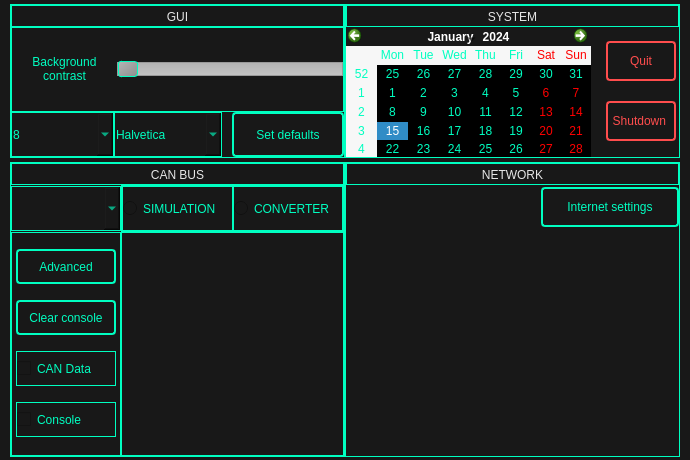
This is ui/settings.ui in rozkalibrowany/vocc as Qt 5 draws it before an edit. The edited form follows.
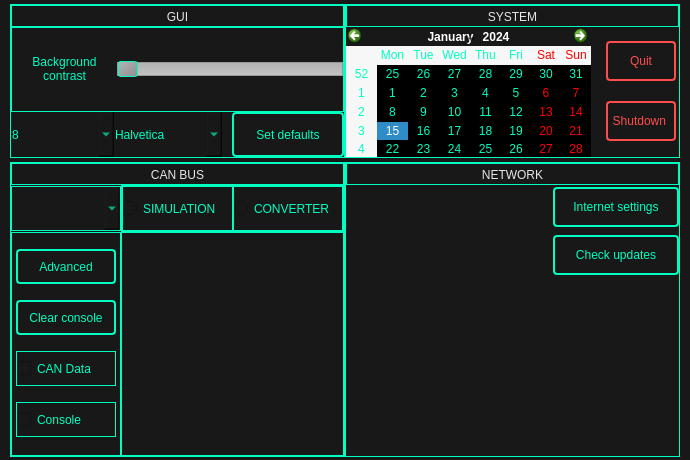
This is the edited form. Icons and pictures are not drawn.

```diff
--- a/ui/settings.ui
+++ b/ui/settings.ui
@@ -738,7 +738,7 @@
                <property name="maximumSize">
                 <size>
                  <width>16777215</width>
-                 <height>45</height>
+                 <height>48</height>
                 </size>
                </property>
                <property name="styleSheet">
@@ -758,7 +758,7 @@
                  <number>0</number>
                 </property>
                 <property name="bottomMargin">
-                 <number>0</number>
+                 <number>3</number>
                 </property>
                 <item>
                  <layout class="QHBoxLayout" name="horizontalLayout_15">
@@ -784,6 +784,9 @@
                       <property name="sizeConstraint">
                        <enum>QLayout::SetMinimumSize</enum>
                       </property>
+                      <property name="leftMargin">
+                       <number>2</number>
+                      </property>
                       <item>
                        <widget class="QLabel" name="internetIcon">
                         <property name="minimumSize">
@@ -817,13 +820,16 @@
                         <property name="scaledContents">
                          <bool>true</bool>
                         </property>
+                        <property name="alignment">
+                         <set>Qt::AlignCenter</set>
+                        </property>
                        </widget>
                       </item>
                       <item>
                        <widget class="QLabel" name="internetTxt">
                         <property name="minimumSize">
                          <size>
-                          <width>160</width>
+                          <width>170</width>
                           <height>40</height>
                          </size>
                         </property>
@@ -867,8 +873,8 @@
                       </property>
                       <property name="minimumSize">
                        <size>
-                        <width>0</width>
-                        <height>0</height>
+                        <width>110</width>
+                        <height>40</height>
                        </size>
                       </property>
                       <property name="maximumSize">
@@ -907,7 +913,154 @@
               </widget>
              </item>
              <item>
-              <layout class="QVBoxLayout" name="verticalLayout_36">
+              <widget class="QFrame" name="frame">
+               <property name="maximumSize">
+                <size>
+                 <width>16777215</width>
+                 <height>48</height>
+                </size>
+               </property>
+               <property name="styleSheet">
+                <string notr="true">border: none;</string>
+               </property>
+               <layout class="QVBoxLayout" name="verticalLayout_36">
+                <property name="spacing">
+                 <number>0</number>
+                </property>
+                <property name="leftMargin">
+                 <number>0</number>
+                </property>
+                <property name="topMargin">
+                 <number>3</number>
+                </property>
+                <property name="rightMargin">
+                 <number>0</number>
+                </property>
+                <property name="bottomMargin">
+                 <number>0</number>
+                </property>
+                <item>
+                 <layout class="QHBoxLayout" name="horizontalLayout_17">
+                  <property name="spacing">
+                   <number>0</number>
+                  </property>
+                  <item>
+                   <layout class="QVBoxLayout" name="verticalLayout_43">
+                    <property name="spacing">
+                     <number>0</number>
+                    </property>
+                    <item>
+                     <layout class="QHBoxLayout" name="horizontalLayout_18">
+                      <property name="spacing">
+                       <number>0</number>
+                      </property>
+                      <property name="leftMargin">
+                       <number>4</number>
+                      </property>
+                      <item>
+                       <widget class="QWidget" name="updatesIndicator" native="true">
+                        <property name="minimumSize">
+                         <size>
+                          <width>35</width>
+                          <height>35</height>
+                         </size>
+                        </property>
+                       </widget>
+                      </item>
+                      <item>
+                       <widget class="QLabel" name="updatesLabel">
+                        <property name="minimumSize">
+                         <size>
+                          <width>168</width>
+                          <height>40</height>
+                         </size>
+                        </property>
+                        <property name="maximumSize">
+                         <size>
+                          <width>16777215</width>
+                          <height>40</height>
+                         </size>
+                        </property>
+                        <property name="styleSheet">
+                         <string notr="true">font: 10.5pt &quot;Halvetica&quot; ;
+color: #00ffc1;</string>
+                        </property>
+                        <property name="text">
+                         <string/>
+                        </property>
+                        <property name="alignment">
+                         <set>Qt::AlignCenter</set>
+                        </property>
+                       </widget>
+                      </item>
+                     </layout>
+                    </item>
+                   </layout>
+                  </item>
+                  <item>
+                   <layout class="QVBoxLayout" name="verticalLayout_41">
+                    <property name="spacing">
+                     <number>0</number>
+                    </property>
+                    <item>
+                     <widget class="QPushButton" name="checkUpdatesBtn">
+                      <property name="sizePolicy">
+                       <sizepolicy hsizetype="Preferred" vsizetype="Preferred">
+                        <horstretch>0</horstretch>
+                        <verstretch>0</verstretch>
+                       </sizepolicy>
+                      </property>
+                      <property name="minimumSize">
+                       <size>
+                        <width>108</width>
+                        <height>40</height>
+                       </size>
+                      </property>
+                      <property name="maximumSize">
+                       <size>
+                        <width>16777215</width>
+                        <height>16777215</height>
+                       </size>
+                      </property>
+                      <property name="styleSheet">
+                       <string notr="true">QPushButton {
+border: 2px solid #00ffc1;
+border-radius: 4px;
+padding: 2px;
+font: 75 italic 10.5pt &quot;Halvetica&quot; ;
+color: #00ffc1;
+}
+
+QPushButton:pressed{
+border: 4px solid #00ffc1;
+border-radius: 4px;
+padding: 2px;
+font: 75 italic 10.5pt &quot;Halvetica&quot; ;
+color: #00ffc1;
+}
+
+QPushButton[notActive=&quot;true&quot;]{
+border: 2px solid #c0c0c0;
+border-radius: 4px;
+padding: 2px;
+font: 75 italic 10.5pt &quot;Halvetica&quot; ;
+color: #c0c0c0;
+}</string>
+                      </property>
+                      <property name="text">
+                       <string>Check updates</string>
+                      </property>
+                     </widget>
+                    </item>
+                   </layout>
+                  </item>
+                 </layout>
+                </item>
+               </layout>
+              </widget>
+             </item>
+             <item>
+              <layout class="QVBoxLayout" name="verticalLayout_17">
                <item>
                 <spacer name="verticalSpacer">
                  <property name="orientation">
@@ -1176,6 +1329,9 @@
                    <property name="styleSheet">
                     <string notr="true">border: none;</string>
                    </property>
+                   <property name="lineWidth">
+                    <number>0</number>
+                   </property>
                    <layout class="QVBoxLayout" name="verticalLayout_21">
                     <property name="spacing">
                      <number>0</number>
@@ -1197,7 +1353,7 @@
                       <property name="minimumSize">
                        <size>
                         <width>0</width>
-                        <height>34</height>
+                        <height>32</height>
                        </size>
                       </property>
                       <property name="maximumSize">
@@ -1211,7 +1367,7 @@
                       </property>
                       <property name="styleSheet">
                        <string notr="true">selection-color: #00ffc1;
-border: 1px solid #00ffc1;
+border: none;
 font: 75 bold 11pt &quot;Halvetica&quot; ;
 color:  #00ffc1;
 padding: 1px 1px 1px 1px;
@@ -1282,8 +1438,8 @@
                      <widget class="QComboBox" name="fontTypeBox">
                       <property name="minimumSize">
                        <size>
-                        <width>104</width>
-                        <height>34</height>
+                        <width>102</width>
+                        <height>32</height>
                        </size>
                       </property>
                       <property name="maximumSize">
@@ -1293,7 +1449,7 @@
                        </size>
                       </property>
                       <property name="styleSheet">
-                       <string notr="true">border: 1px solid #00ffc1;
+                       <string notr="true">border: none;
 selection-color: #00ffc1;
 font: 75 bold 11pt &quot;Halvetica&quot; ;
 color:  #00ffc1;
```
Left out of the diff: 9 changed lines with no effect on the pictures.
